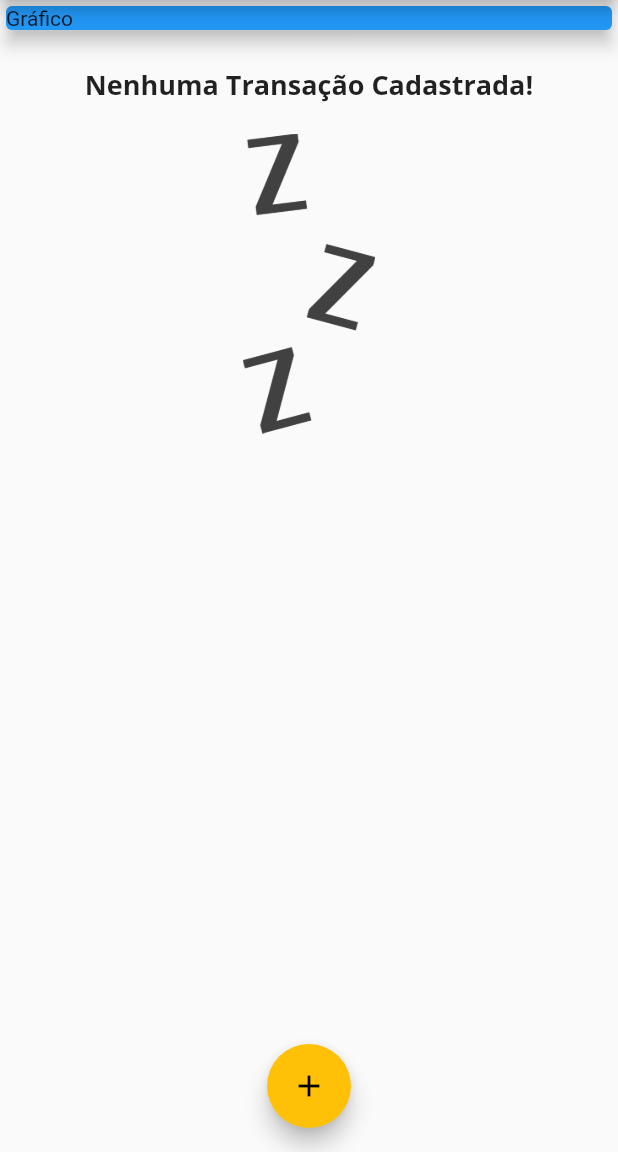
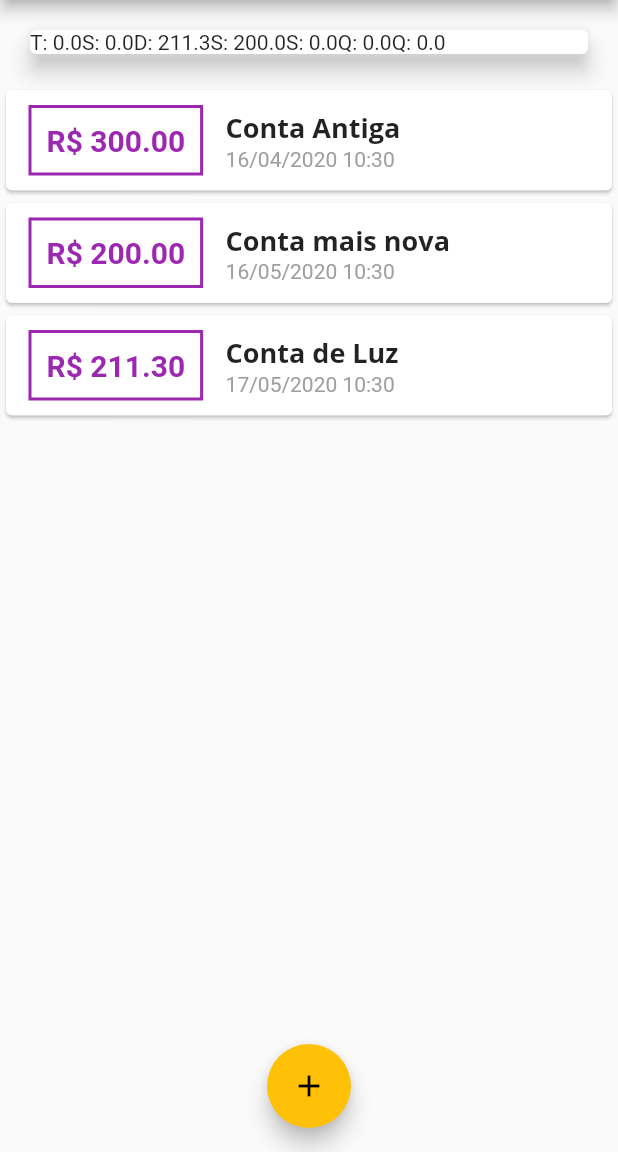
Before and after one commit to dpmart/Expenses, a Flutter app: the screen it shows after launch, on a phone screen of 412 x 824 dp, the part 84-1236 px from its top. Run offline on Flutter 3.47's test engine with Material 2 defaults, Android fonts, the phone set to English and light mode, and no system bars.

Commit message:
Novas alterações

```diff
--- a/lib/components/chart.dart
+++ b/lib/components/chart.dart
@@ -25,23 +25,25 @@ class Chart extends StatelessWidget {
         }
       }
 
-      print(DateFormat.E().format(weekDay)[0]);
-      print(totalSum);
+      DateFormat dateFormat = DateFormat(DateFormat.WEEKDAY, 'pt_Br');
 
       return {
-        'day': DateFormat.E().format(weekDay)[0],
-        'value': 9.99,
+        'day': dateFormat.format(weekDay)[0].toUpperCase(),
+        'value': totalSum,
       };
     });
   }
 
   @override
   Widget build(BuildContext context) {
+    groupedTransactions;
     return Card(
       elevation: 6,
       margin: EdgeInsets.all(20),
       child: Row(
-        children: <Widget>[],
+        children: groupedTransactions.map((tr) {
+          return Text('${tr['day']}: ${tr['value']}');
+        }).toList(),
       ),
     );
   }
--- a/lib/main.dart
+++ b/lib/main.dart
@@ -2,6 +2,7 @@ import 'package:flutter/material.dart';
 import 'package:flutter_localizations/flutter_localizations.dart';
 import 'components/transaction_form.dart';
 import 'components/transaction_list.dart';
+import 'components/chart.dart';
 import 'models/transaction.dart';
 import 'dart:math';
 
@@ -48,19 +49,41 @@ class MyHomePage extends StatefulWidget {
 
 class _MyHomePageState extends State<MyHomePage> {
   final List<Transaction> _transactions = [
-    // Transaction(
-    //   id: 't1',
-    //   title: 'Novo tênis de corrida',
-    //   value: 310.76,
-    //   date: DateTime.now(),
-    // ),
-    // Transaction(
-    //   id: 't2',
-    //   title: 'Conta de Luz',
-    //   value: 211.30,
-    //   date: DateTime.now(),
-    // ),
+    Transaction(
+      id: 't0',
+      title: 'Conta Antiga',
+      value: 300.00,
+      date: DateTime.now().subtract(
+        Duration(days: 33),
+      ),
+    ),
+    Transaction(
+      id: 't1',
+      title: 'Conta mais nova',
+      value: 200.00,
+      date: DateTime.now().subtract(
+        Duration(days: 3),
+      ),
+    ),
+    Transaction(
+      id: 't2',
+      title: 'Conta de Luz',
+      value: 211.30,
+      date: DateTime.now().subtract(
+        Duration(days: 2),
+      ),
+    ),
   ];
+
+  List<Transaction> get _recentTransactions {
+    return _transactions.where((tr) {
+      return tr.date.isAfter(DateTime.now().subtract(
+        Duration(
+          days: 7,
+        ),
+      ));
+    }).toList();
+  }
 
   _addTransaction(String title, double value) {
     final newTransaction = Transaction(
@@ -101,14 +124,7 @@ class _MyHomePageState extends State<MyHomePage> {
         child: Column(
           crossAxisAlignment: CrossAxisAlignment.stretch,
           children: <Widget>[
-            Container(
-              width: double.infinity,
-              child: Card(
-                color: Colors.blue,
-                child: Text('Gráfico'),
-                elevation: 5,
-              ),
-            ),
+            Chart(_recentTransactions),
             TransactionList(_transactions),
           ],
         ),
```
